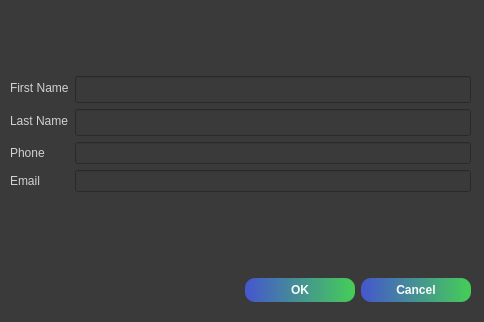
Above: AddPerson.ui from hrosicka/PyQtPartyList before the change. Below: the same form after it.
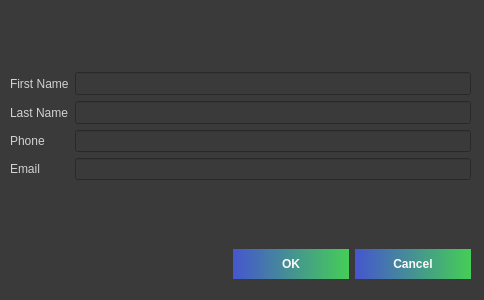
That is the form after the change.

Commit message: Styles and design improvement

What changed in the file:
```diff
--- a/AddPerson.ui
+++ b/AddPerson.ui
@@ -7,19 +7,19 @@
     <x>0</x>
     <y>0</y>
     <width>484</width>
-    <height>322</height>
+    <height>300</height>
    </rect>
   </property>
   <property name="minimumSize">
    <size>
     <width>484</width>
-    <height>322</height>
+    <height>300</height>
    </size>
   </property>
   <property name="maximumSize">
    <size>
     <width>484</width>
-    <height>322</height>
+    <height>300</height>
    </size>
   </property>
   <property name="baseSize">
@@ -38,9 +38,9 @@
    <property name="geometry">
     <rect>
      <x>10</x>
-     <y>270</y>
+     <y>240</y>
      <width>461</width>
-     <height>41</height>
+     <height>49</height>
     </rect>
    </property>
    <layout class="QHBoxLayout" name="horizontalLayout">
@@ -52,11 +52,11 @@
 color: rgb(250, 250, 250);
 background-color: qlineargradient(spread:pad, x1:0, y1:0, x2:1, y2:0, stop:0 rgb(69, 86, 206), stop:1 rgb(69, 206, 86));
 border-style: solid;
-border-radius:10px;
-padding-left: 5px; 
-padding-right: 5px;
-padding-top: 5px; 
-padding-bottom: 5px;
+border-radius:18px;
+padding-left: 8px; 
+padding-right: 8px;
+padding-top: 8px; 
+padding-bottom: 8px;
 width: 100px;</string>
       </property>
       <property name="standardButtons">
@@ -72,7 +72,7 @@
      <x>10</x>
      <y>10</y>
      <width>461</width>
-     <height>247</height>
+     <height>231</height>
     </rect>
    </property>
    <layout class="QFormLayout" name="formLayout">
@@ -88,6 +88,9 @@
       <property name="text">
        <string>First Name</string>
       </property>
+      <property name="margin">
+       <number>8</number>
+      </property>
      </widget>
     </item>
     <item row="0" column="1">
@@ -96,7 +99,7 @@
        <string>Insert First Name</string>
       </property>
       <property name="styleSheet">
-       <string notr="true">font: 12pt;
+       <string notr="true">font: 10pt;
 color: rgb(209, 209, 209);</string>
       </property>
       <property name="alignment">
@@ -113,6 +116,9 @@
       <property name="text">
        <string>Last Name</string>
       </property>
+      <property name="margin">
+       <number>8</number>
+      </property>
      </widget>
     </item>
     <item row="1" column="1">
@@ -121,7 +127,7 @@
        <string>Insert Last Name</string>
       </property>
       <property name="styleSheet">
-       <string notr="true">font: 12pt;
+       <string notr="true">font: 10pt;
 color: rgb(209, 209, 209);</string>
       </property>
       <property name="alignment">
@@ -138,6 +144,9 @@
       <property name="text">
        <string>Phone</string>
       </property>
+      <property name="margin">
+       <number>8</number>
+      </property>
      </widget>
     </item>
     <item row="2" column="1">
@@ -166,6 +175,9 @@
       <property name="text">
        <string>Email</string>
       </property>
+      <property name="margin">
+       <number>8</number>
+      </property>
      </widget>
     </item>
     <item row="3" column="1">
```
Left out of the diff: 20 changed lines with no effect on the pictures. The commit also changes 2 other files.
